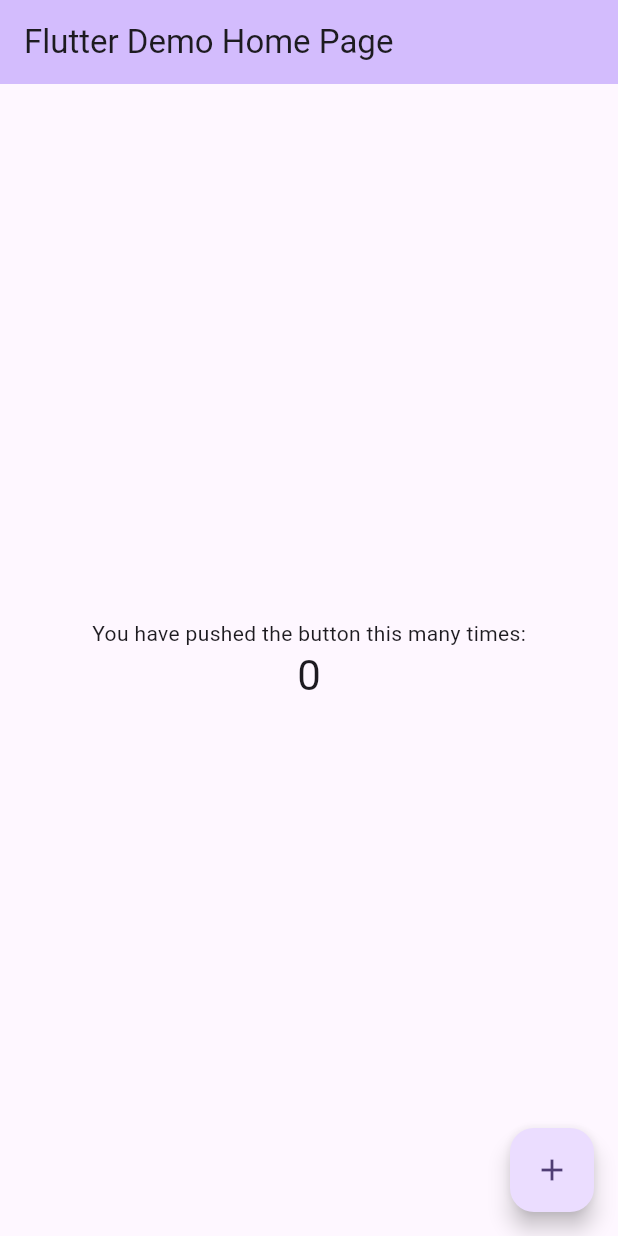
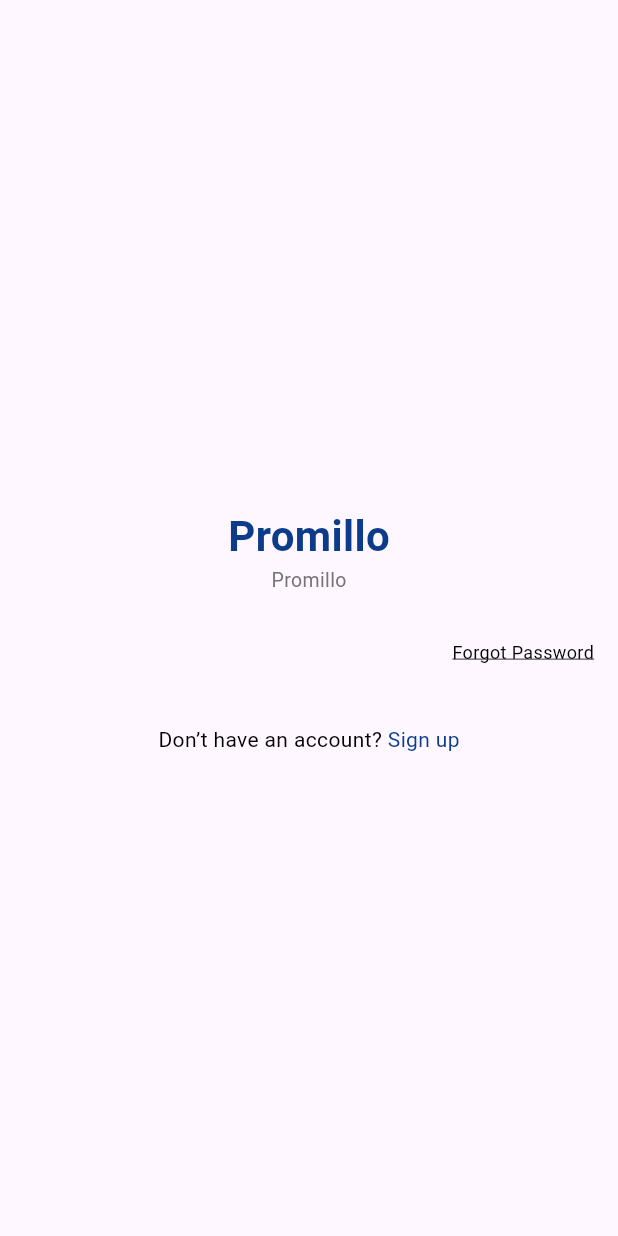
Before and after one commit to TamilSelvanRaja/Thetazero, a Flutter app: the screen it shows after launch, on a phone screen of 412 x 824 dp. Run offline on Flutter 3.47's test engine with Material 3 defaults, Android fonts, the phone set to English and light mode, and no system bars; our stand-ins replace get.

Commit message:
Skelleton created

```diff
--- /dev/null
+++ b/lib/constants/colors.dart
@@ -0,0 +1,8 @@
+import 'package:flutter/material.dart';
+
+const primaryColor = Color(0xFF0C3C89);
+const secondaryColor = Color(0xFF757575);
+
+const transparentColor = Colors.transparent;
+const white = Colors.white;
+const black = Colors.black;
--- /dev/null
+++ b/lib/constants/strings.dart
@@ -0,0 +1 @@
+String appname = "Promillo";
--- /dev/null
+++ b/lib/features/login_screen.dart
@@ -0,0 +1,101 @@
+import 'package:flutter/material.dart';
+import 'package:promilo/constants/colors.dart' as clr;
+import 'package:promilo/constants/strings.dart' as str;
+import 'package:promilo/layouts/screen.dart';
+import 'package:promilo/layouts/ui_helper.dart';
+
+class LoginScreenView extends StatefulWidget {
+  const LoginScreenView({super.key});
+  @override
+  State<LoginScreenView> createState() => _LoginScreenViewState();
+}
+
+class _LoginScreenViewState extends State<LoginScreenView> {
+  @override
+  void initState() {
+    super.initState();
+  }
+
+  @override
+  Widget build(BuildContext context) {
+    return Scaffold(
+      body: GestureDetector(
+        onTap: () => FocusScope.of(context).unfocus(),
+        child: SingleChildScrollView(
+          child: Container(
+            alignment: Alignment.center,
+            height: Screen.height(context),
+            width: Screen.width(context),
+            padding: const EdgeInsets.fromLTRB(16, 16, 16, 0),
+            child: Column(
+              mainAxisAlignment: MainAxisAlignment.center,
+              crossAxisAlignment: CrossAxisAlignment.center,
+              children: [
+                UiHelper.textStyle(str.appname, 28, color: clr.primaryColor, isBold: true),
+                UiHelper.textStyle(str.appname, 13, color: clr.secondaryColor),
+                UiHelper.verticalSpaceMedium,
+                // CustomPasswordField(
+                //   controller: passcontroller,
+                //   hintText: "Password",
+                //   validator: (val) {
+                //     if (val == "" || val == null) {
+                //       return "Passord is Required";
+                //     } else if (!isPasswordValid(val)) {
+                //       return "* Need to both lower and upper case characters,\n* Need to at least one symbol & number,\n* be at least 8 characters long.";
+                //     } else {
+                //       return null;
+                //     }
+                //   },
+                // ),
+                UiHelper.verticalSpaceSmall,
+                Row(
+                  children: [
+                    const Spacer(),
+                    GestureDetector(
+                        onTap: () {
+                          //   Get.to(() => const VerifyNumberView(title: "Forgotpassword"));
+                        },
+                        child: UiHelper.textStyle("Forgot Password", 12, isUnderline: true))
+                  ],
+                ),
+                UiHelper.verticalSpaceMedium,
+                // DefaultButton(
+                //         text: "Continue",
+                //         press: () async {
+                //           if (mobilecontroller.text.isEmpty) {
+                //             getSnackBar("Mobile Number is Required", "W");
+                //           } else if (passcontroller.text.isEmpty) {
+                //             getSnackBar("Password is Required", "W");
+                //           } else {
+                //             usercontroller.isLoading.value = true;
+                //             final res = await usercontroller.login(mobilecontroller.text, passcontroller.text);
+                //             usercontroller.isLoading.value = false;
+                //             if (res["msg"]) {
+                //               onSuccess(res['user']);
+                //             } else {
+                //               getSnackBar("Phone number or Password is wrong", "E");
+                //             }
+                //           }
+                //         },
+                //       ),
+                UiHelper.verticalSpaceMedium,
+                Row(
+                  mainAxisAlignment: MainAxisAlignment.center,
+                  children: [
+                    UiHelper.textStyle("Don’t have an account? ", 14),
+                    GestureDetector(
+                      onTap: () {
+                        //   Get.to(() => const VerifyNumberView(title: "Signup"));
+                      },
+                      child: UiHelper.textStyle("Sign up", 14, color: clr.primaryColor),
+                    ),
+                  ],
+                )
+              ],
+            ),
+          ),
+        ),
+      ),
+    );
+  }
+}
--- /dev/null
+++ b/lib/layouts/screen.dart
@@ -0,0 +1,8 @@
+import 'package:flutter/material.dart';
+
+class Screen {
+  //PIXELS
+  static Size size(BuildContext c) => MediaQuery.of(c).size;
+  static double width(BuildContext c) => size(c).width;
+  static double height(BuildContext c) => size(c).height;
+}
--- a/lib/main.dart
+++ b/lib/main.dart
@@ -1,125 +1,34 @@
 import 'package:flutter/material.dart';
+import 'package:flutter/services.dart';
+import 'package:get/get.dart';
+import 'package:promilo/services/routes_services.dart';
 
 void main() {
+//  setupLocator();
+  WidgetsFlutterBinding.ensureInitialized();
+  SystemChrome.setPreferredOrientations([
+    DeviceOrientation.portraitUp,
+    DeviceOrientation.portraitDown,
+  ]);
+  SystemChrome.setSystemUIOverlayStyle(const SystemUiOverlayStyle(
+    statusBarColor: Colors.transparent,
+  ));
   runApp(const MyApp());
 }
 
-class MyApp extends StatelessWidget {
+class MyApp extends StatefulWidget {
   const MyApp({super.key});
+  @override
+  State<MyApp> createState() => _MyAppState();
+}
 
-  // This widget is the root of your application.
+class _MyAppState extends State<MyApp> {
   @override
   Widget build(BuildContext context) {
-    return MaterialApp(
-      title: 'Flutter Demo',
-      theme: ThemeData(
-        // This is the theme of your application.
-        //
-        // TRY THIS: Try running your application with "flutter run". You'll see
-        // the application has a purple toolbar. Then, without quitting the app,
-        // try changing the seedColor in the colorScheme below to Colors.green
-        // and then invoke "hot reload" (save your changes or press the "hot
-        // reload" button in a Flutter-supported IDE, or press "r" if you used
-        // the command line to start the app).
-        //
-        // Notice that the counter didn't reset back to zero; the application
-        // state is not lost during the reload. To reset the state, use hot
-        // restart instead.
-        //
-        // This works for code too, not just values: Most code changes can be
-        // tested with just a hot reload.
-        colorScheme: ColorScheme.fromSeed(seedColor: Colors.deepPurple),
-        useMaterial3: true,
-      ),
-      home: const MyHomePage(title: 'Flutter Demo Home Page'),
+    return GetMaterialApp(
+      debugShowCheckedModeBanner: false,
+      initialRoute: RoutePath.signin,
+      getPages: AppPages.pages,
     );
   }
 }
-
-class MyHomePage extends StatefulWidget {
-  const MyHomePage({super.key, required this.title});
-
-  // This widget is the home page of your application. It is stateful, meaning
-  // that it has a State object (defined below) that contains fields that affect
-  // how it looks.
-
-  // This class is the configuration for the state. It holds the values (in this
-  // case the title) provided by the parent (in this case the App widget) and
-  // used by the build method of the State. Fields in a Widget subclass are
-  // always marked "final".
-
-  final String title;
-
-  @override
-  State<MyHomePage> createState() => _MyHomePageState();
-}
-
-class _MyHomePageState extends State<MyHomePage> {
-  int _counter = 0;
-
-  void _incrementCounter() {
-    setState(() {
-      // This call to setState tells the Flutter framework that something has
-      // changed in this State, which causes it to rerun the build method below
-      // so that the display can reflect the updated values. If we changed
-      // _counter without calling setState(), then the build method would not be
-      // called again, and so nothing would appear to happen.
-      _counter++;
-    });
-  }
-
-  @override
-  Widget build(BuildContext context) {
-    // This method is rerun every time setState is called, for instance as done
-    // by the _incrementCounter method above.
-    //
-    // The Flutter framework has been optimized to make rerunning build methods
-    // fast, so that you can just rebuild anything that needs updating rather
-    // than having to individually change instances of widgets.
-    return Scaffold(
-      appBar: AppBar(
-        // TRY THIS: Try changing the color here to a specific color (to
-        // Colors.amber, perhaps?) and trigger a hot reload to see the AppBar
-        // change color while the other colors stay the same.
-        backgroundColor: Theme.of(context).colorScheme.inversePrimary,
-        // Here we take the value from the MyHomePage object that was created by
-        // the App.build method, and use it to set our appbar title.
-        title: Text(widget.title),
-      ),
-      body: Center(
-        // Center is a layout widget. It takes a single child and positions it
-        // in the middle of the parent.
-        child: Column(
-          // Column is also a layout widget. It takes a list of children and
-          // arranges them vertically. By default, it sizes itself to fit its
-          // children horizontally, and tries to be as tall as its parent.
-          //
-          // Column has various properties to control how it sizes itself and
-          // how it positions its children. Here we use mainAxisAlignment to
-          // center the children vertically; the main axis here is the vertical
-          // axis because Columns are vertical (the cross axis would be
-          // horizontal).
-          //
-          // TRY THIS: Invoke "debug painting" (choose the "Toggle Debug Paint"
-          // action in the IDE, or press "p" in the console), to see the
-          // wireframe for each widget.
-          mainAxisAlignment: MainAxisAlignment.center,
-          children: <Widget>[
-            const Text(
-              'You have pushed the button this many times:',
-            ),
-            Text(
-              '$_counter',
-              style: Theme.of(context).textTheme.headlineMedium,
-            ),
-          ],
-        ),
-      ),
-      floatingActionButton: FloatingActionButton(
-        onPressed: _incrementCounter,
-        tooltip: 'Increment',
-        child: const Icon(Icons.add),
-      ), // This trailing comma makes auto-formatting nicer for build methods.
-    );
-  }
-}
--- /dev/null
+++ b/lib/services/routes_services.dart
@@ -0,0 +1,20 @@
+import 'package:get/get.dart';
+import 'package:promilo/features/login_screen.dart';
+
+class RoutePath {
+  static dynamic signin = '/';
+}
+
+abstract class AppPages {
+  static final pages = [
+    GetPage(
+      name: RoutePath.signin,
+      page: () => const LoginScreenView(),
+    ),
+    //  GetPage(name: RoutePath.signin, page: () => const SignInScreen(), transition: Transition.circularReveal, transitionDuration: const Duration(seconds: 1), curve: Curves.easeInOut, bindings: [
+    //     BindingsBuilder(() {
+    //       Get.put(UserController(), permanent: true);
+    //     }),
+    //   ]),
+  ];
+}
--- a/pubspec.yaml
+++ b/pubspec.yaml
@@ -35,6 +35,7 @@ dependencies:
   # The following adds the Cupertino Icons font to your application.
   # Use with the CupertinoIcons class for iOS style icons.
   cupertino_icons: ^1.0.6
+  get: ^4.6.6
 
 dev_dependencies:
   flutter_test:
```
Also changed, not shown: lib/layouts/ui_helper.dart (added, +137 -0 lines).
